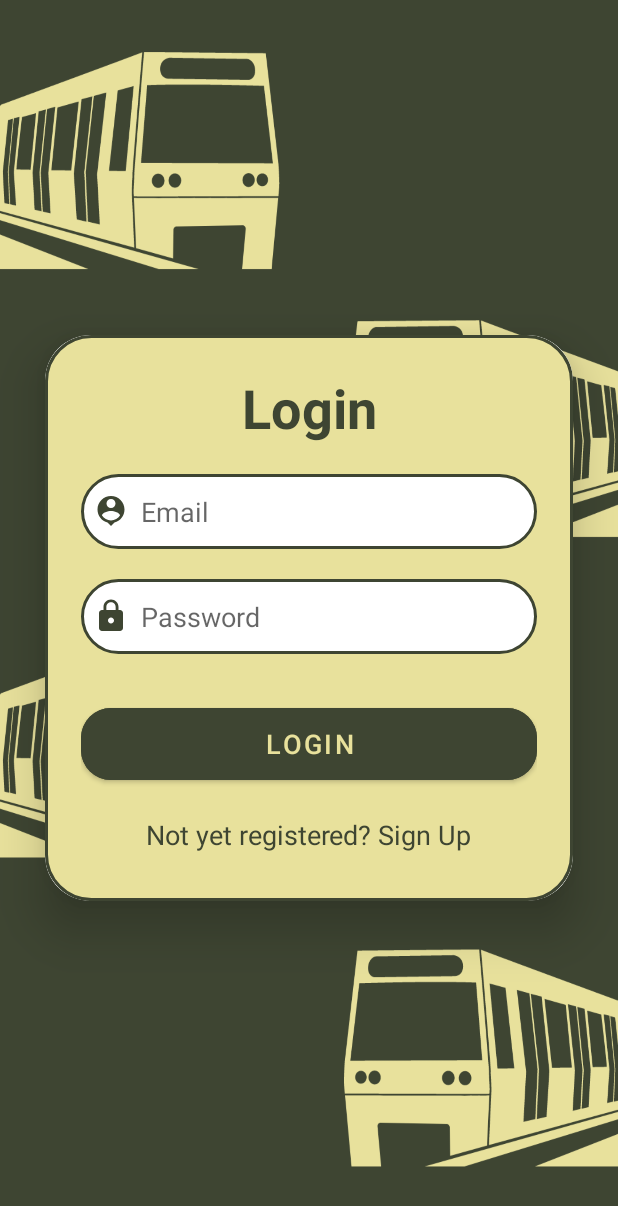
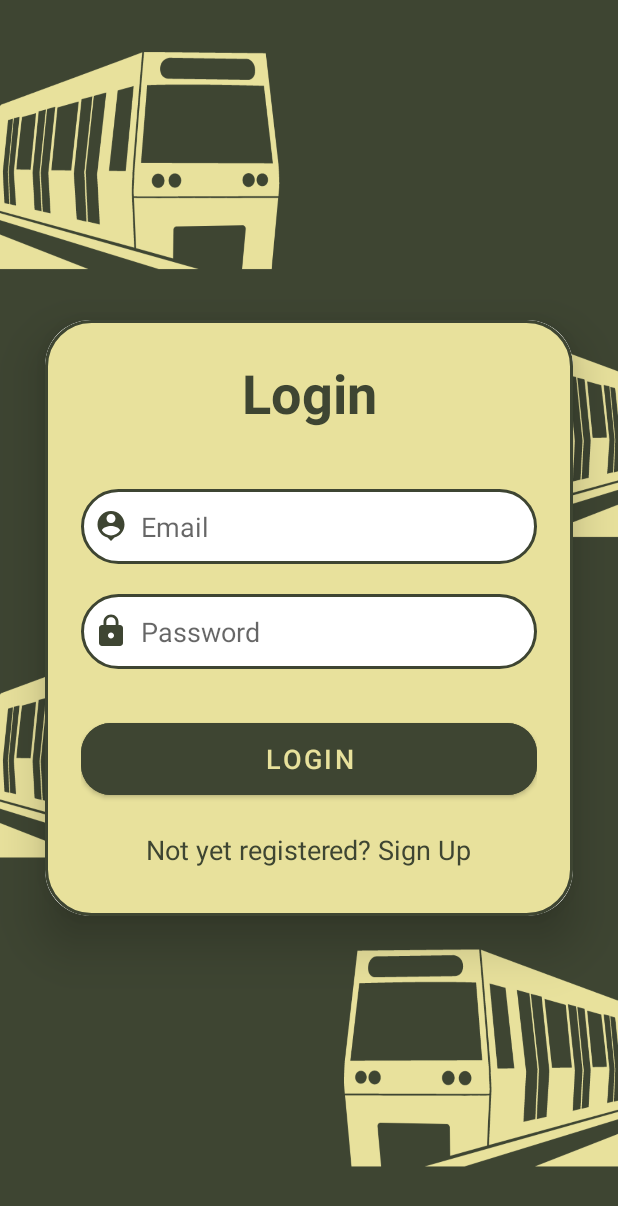
Before and after one commit to akshubawa/Android_Studio_Basics, an Android app: the LoginActivity screen opened directly, with no data from a screen before it, on a phone screen of 412 x 824 dp. Shown: the top 1206 px of the screen. Run offline under Robolectric (Android 15) with nearby library versions, the phone set to English and light mode, and no system bars.

Commit message:
Update activity_login.xml

```diff
--- a/Android Studio New/app/src/main/res/layout/activity_login.xml
+++ b/Android Studio New/app/src/main/res/layout/activity_login.xml
@@ -39,7 +39,7 @@
                 android:layout_height="50dp"
                 android:id="@+id/login_email"
                 android:background="@drawable/olive_white_border"
-                android:layout_marginTop="20dp"
+                android:layout_marginTop="40dp"
                 android:padding="8dp"
                 android:hint="Email"
                 android:drawableLeft="@drawable/baseline_person_pin_24"
```
